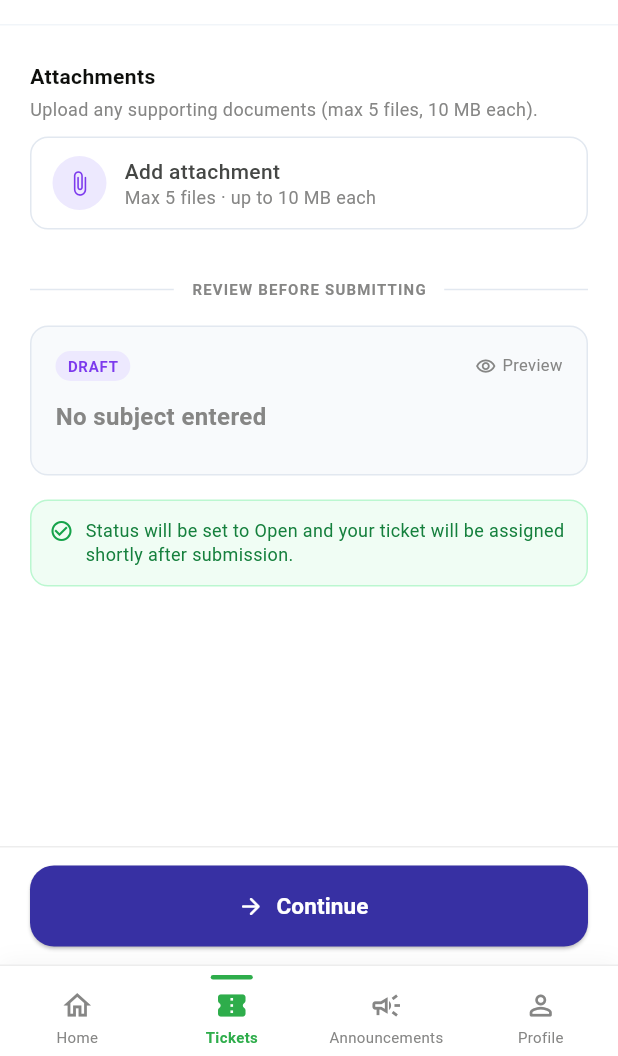
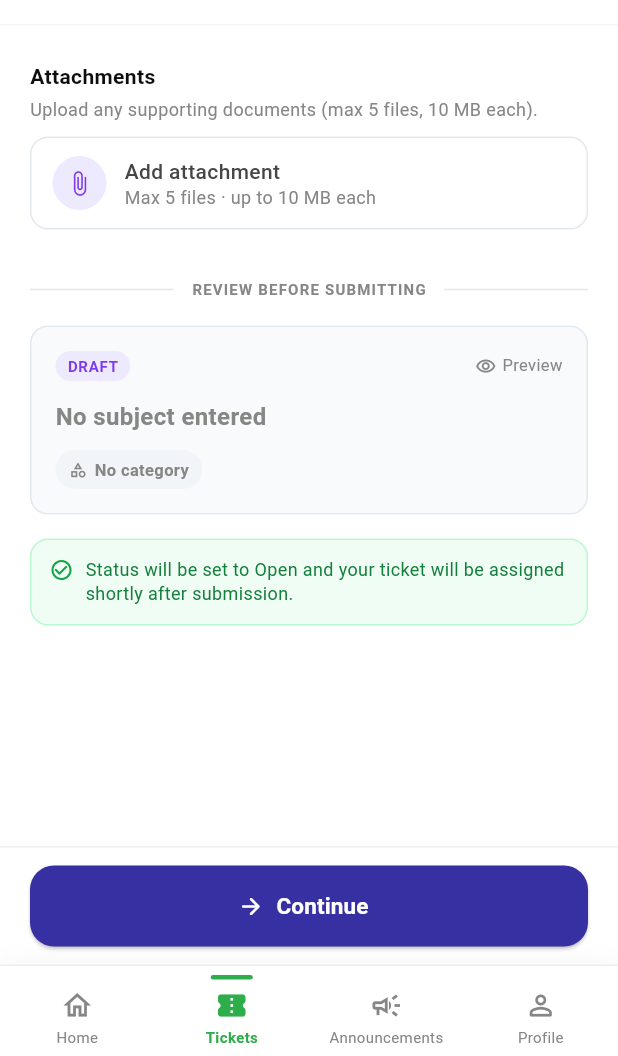
Before and after one commit to Ryanyzh/DIS-CONNECT-MOBILE-APP, a Flutter app: the CreateTicketScreen screen opened by its route, swiped to page 3, on a phone screen of 412 x 824 dp, the part 180-1236 px from its top. Run offline on Flutter 3.47's test engine with Material 3 defaults, Android fonts, the light colour scheme and no system bars; our stand-ins replace firebase_auth, firebase_core, go_router; accounts and stored records are empty.

Commit message:
Added category and priority pills for ticket creation page

```diff
--- a/lib/features/tickets/presentation/create_ticket_screen.dart
+++ b/lib/features/tickets/presentation/create_ticket_screen.dart
@@ -1301,6 +1301,35 @@ class _ReviewCard extends StatelessWidget {
           ),
           const SizedBox(height: 10),
 
+          // Category + Priority chips
+          Wrap(
+            spacing: 8,
+            runSpacing: 6,
+            children: [
+              if (category != null)
+                _ReviewChip(
+                  icon: category!.icon,
+                  label: category!.label,
+                  bg: const Color(0xFFEDE9FE),
+                  color: const Color(0xFF7C3AED),
+                )
+              else
+                _ReviewChip(
+                  icon: Icons.category_outlined,
+                  label: 'No category',
+                  bg: const Color(0xFFF1F5F9),
+                  color: AppColors.mute,
+                ),
+              if (priority != null)
+                _ReviewChip(
+                  icon: priority!.icon,
+                  label: priority!.label,
+                  bg: priority!.color.withValues(alpha: 0.1),
+                  color: priority!.color,
+                ),
+            ],
+          ),
+
           // Description preview
           if (hasDesc) ...[
             const SizedBox(height: 12),
@@ -1360,3 +1389,42 @@ class _ReviewCard extends StatelessWidget {
     );
   }
 }
+
+class _ReviewChip extends StatelessWidget {
+  final IconData icon;
+  final String label;
+  final Color bg;
+  final Color color;
+  const _ReviewChip({
+    required this.icon,
+    required this.label,
+    required this.bg,
+    required this.color,
+  });
+
+  @override
+  Widget build(BuildContext context) {
+    return Container(
+      padding: const EdgeInsets.symmetric(horizontal: 9, vertical: 5),
+      decoration: BoxDecoration(
+        color: bg,
+        borderRadius: BorderRadius.circular(9999),
+      ),
+      child: Row(
+        mainAxisSize: MainAxisSize.min,
+        children: [
+          Icon(icon, size: 12, color: color),
+          const SizedBox(width: 5),
+          Text(
+            label,
+            style: TextStyle(
+              fontSize: 11,
+              fontWeight: FontWeight.w600,
+              color: color,
+            ),
+          ),
+        ],
+      ),
+    );
+  }
+}
```
